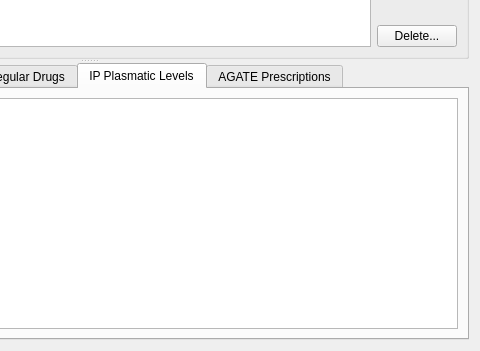
johanneslochmann/datacollector, file surveyform.ui: the form before one commit; both pictures show x 303 to 783 and y 333 to 684 of the 783 by 684 pixel window.
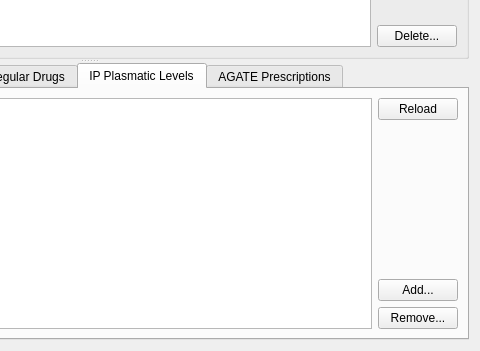
The form after the commit. The open tabs and pages were chosen to show the change.

Commit message: can manage plasmatic levels for surveys

```diff
--- a/surveyform.ui
+++ b/surveyform.ui
@@ -301,6 +301,44 @@
         <item>
          <widget class="QTableView" name="ipPlasmaticLevelsView"/>
         </item>
+        <item>
+         <layout class="QVBoxLayout" name="verticalLayout_6">
+          <item>
+           <widget class="QPushButton" name="reloadPlasmaticLevels">
+            <property name="text">
+             <string>Reload</string>
+            </property>
+           </widget>
+          </item>
+          <item>
+           <spacer name="verticalSpacer_7">
+            <property name="orientation">
+             <enum>Qt::Vertical</enum>
+            </property>
+            <property name="sizeHint" stdset="0">
+             <size>
+              <width>20</width>
+              <height>40</height>
+             </size>
+            </property>
+           </spacer>
+          </item>
+          <item>
+           <widget class="QPushButton" name="addPlasmaticLevel">
+            <property name="text">
+             <string>Add...</string>
+            </property>
+           </widget>
+          </item>
+          <item>
+           <widget class="QPushButton" name="removePlasmaticLevel">
+            <property name="text">
+             <string>Remove...</string>
+            </property>
+           </widget>
+          </item>
+         </layout>
+        </item>
        </layout>
       </widget>
       <widget class="QWidget" name="agatePrescriptions">
```
Left out of the diff: 2 changed lines with no effect on the pictures. The commit also changes 8 other files.
